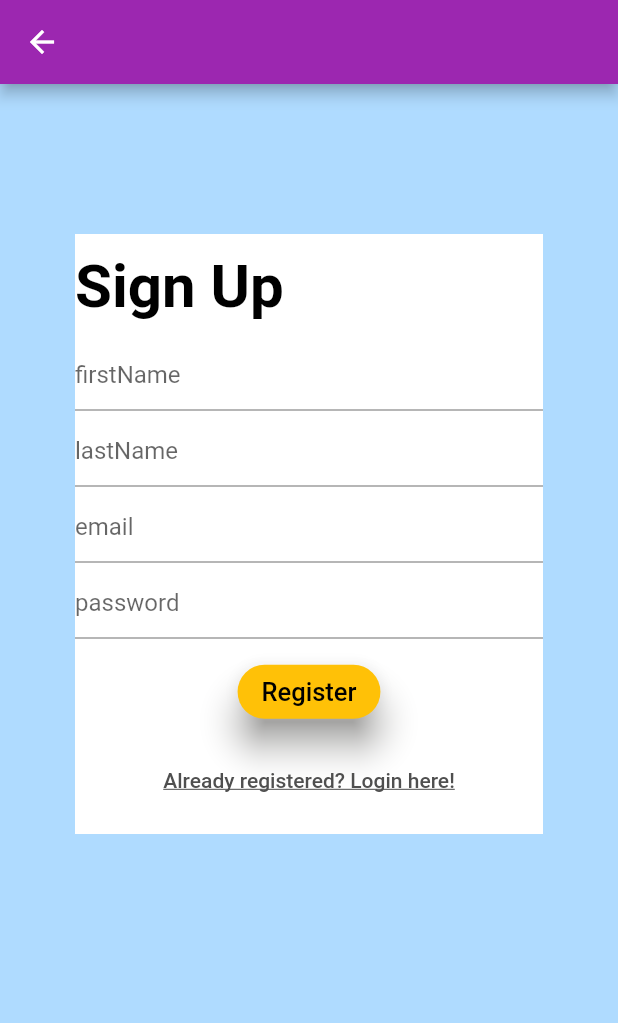
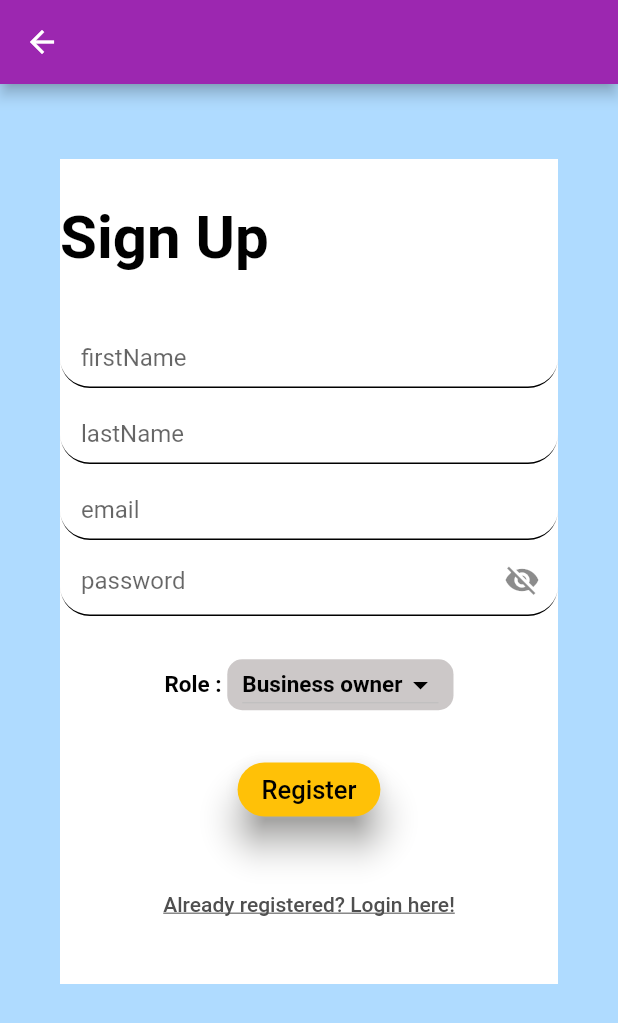
Before and after one commit to Group-Vongola/AppDev, a Flutter app: the Register screen opened by its route, on a phone screen of 412 x 824 dp. Shown: the top 1023 px of the screen. Run offline on Flutter 3.47's test engine with Material 2 defaults, Android fonts, the phone set to English and light mode, and no system bars; our stand-ins replace cloud_firestore, firebase_auth, firebase_core; accounts and stored records are empty.

```diff
--- a/lib/mainPage/register_page.dart
+++ b/lib/mainPage/register_page.dart
@@ -1,3 +1,4 @@
+import 'package:cloud_firestore/cloud_firestore.dart';
 import 'package:flutter/material.dart';
 import 'package:flutter_application_1/constants/routes.dart';
 import 'package:flutter_application_1/services/auth/auth_exceptions.dart';
@@ -15,6 +16,15 @@ class _RegisterView extends State<Register>{
   //late = wait for later input
   late final TextEditingController _email;
   late final TextEditingController _password;
+  bool _isObscure = true;
+  bool showProgress = false;
+  var options = [
+    'Business owner',
+    'Customer',
+    'Delivery man',
+  ];
+  var _currentItemSelected = 'Business owner';
+  var role = 'Business owner';
 
   @override
     void initState() {
@@ -30,9 +40,15 @@ class _RegisterView extends State<Register>{
       super.dispose();
     }
 
+
+
+
+
   @override
   Widget build(BuildContext context) {
     return Scaffold(
+      resizeToAvoidBottomInset : false,
+
       backgroundColor: const Color.fromARGB(255, 175, 219, 255),
       appBar: AppBar(
         backgroundColor: Colors.purple,
@@ -48,11 +64,11 @@ class _RegisterView extends State<Register>{
       ),
       body: SafeArea(
         child: Padding(
-          padding: const EdgeInsets.only(top: 100),
+          padding: const EdgeInsets.only(top: 50),
           child: Container(
             color: Colors.white,
-            height: 400,
-            margin: EdgeInsets.symmetric(horizontal: 50),
+            height: 550,
+            margin: EdgeInsets.symmetric(horizontal: 40),
             child: Column(
               crossAxisAlignment: CrossAxisAlignment.start,
               mainAxisAlignment: MainAxisAlignment.spaceEvenly,
@@ -71,33 +87,140 @@ class _RegisterView extends State<Register>{
                     mainAxisAlignment: MainAxisAlignment.spaceBetween,
                     children: [
                       TextFormField(
-                        decoration: const InputDecoration(
+                        decoration: InputDecoration(
                           hintText: 'firstName',
+                          contentPadding: const EdgeInsets.only(
+                            left: 14.0, bottom: 8.0, top: 15.0
+                          ),
+                          focusedBorder: OutlineInputBorder(
+                            borderSide: new BorderSide(color: Colors.black),
+                            borderRadius: new BorderRadius.circular(20),
+                          ),
+                          //draw underline
+                          enabledBorder: UnderlineInputBorder(
+                            borderSide: new BorderSide(color: Colors.black),
+                            borderRadius: new BorderRadius.circular(20),
+                          ),
                         ),
                       ),
                       TextFormField(
-                        decoration: const InputDecoration(
+                        decoration: InputDecoration(
                           hintText: 'lastName',
+                          contentPadding: const EdgeInsets.only(
+                            left: 14.0, bottom: 8.0, top: 15.0
+                          ),
+                          focusedBorder: OutlineInputBorder(
+                            borderSide: new BorderSide(color: Colors.black),
+                            borderRadius: new BorderRadius.circular(20),
+                          ),
+                          //draw underline
+                          enabledBorder: UnderlineInputBorder(
+                            borderSide: new BorderSide(color: Colors.black),
+                            borderRadius: new BorderRadius.circular(20),
+                          ),
                         ),
                       ),
                       TextFormField(
+                        controller: _email,
                         keyboardType: TextInputType.emailAddress,
                         enableSuggestions: false,
                         autocorrect: false,
-                        decoration: const InputDecoration(
+                        decoration: InputDecoration(
                           hintText: 'email',
+                          contentPadding: const EdgeInsets.only(
+                            left: 14.0, bottom: 8.0, top: 15.0
+                          ),
+                          focusedBorder: OutlineInputBorder(
+                            borderSide: new BorderSide(color: Colors.black),
+                            borderRadius: new BorderRadius.circular(20),
+                          ),
+                          //draw underline
+                          enabledBorder: UnderlineInputBorder(
+                            borderSide: new BorderSide(color: Colors.black),
+                            borderRadius: new BorderRadius.circular(20),
+                          ),
                         ),
                       ),
                       TextFormField(
-                        obscureText: true,
+                        controller: _password,
+                        obscureText: _isObscure,
                         enableSuggestions: false,
                         autocorrect: false,
-                        decoration: const InputDecoration(
+                        decoration: InputDecoration(
+                          suffixIcon: IconButton(
+                                icon: Icon(_isObscure
+                                    ? Icons.visibility_off
+                                    : Icons.visibility),
+                                onPressed: () {
+                                  setState(() {
+                                    _isObscure = !_isObscure;
+                                  });
+                                }),
+
                           hintText: 'password',
+                          contentPadding: const EdgeInsets.only(
+                            left: 14.0, bottom: 8.0, top: 15.0
+                          ),
+                          focusedBorder: OutlineInputBorder(
+                            borderSide: new BorderSide(color: Colors.black),
+                            borderRadius: new BorderRadius.circular(20),
+                          ),
+                          //draw underline
+                          enabledBorder: UnderlineInputBorder(
+                            borderSide: new BorderSide(color: Colors.black),
+                            borderRadius: new BorderRadius.circular(20),
+                          ),
                         ),
                       ),
                     ],
                   ),
+                ),
+                Row(
+                  mainAxisAlignment: MainAxisAlignment.center,
+                  children: [
+                    Text(
+                      "Role : ",
+                      style: TextStyle(
+                        fontSize: 15,
+                        fontWeight: FontWeight.bold,
+                        color: Colors.black,
+                      ),
+                    ),
+                    Container(
+                      padding: EdgeInsets.symmetric(horizontal: 10, vertical: 5),
+                      decoration: BoxDecoration(
+                        color: Color.fromARGB(255, 204, 200, 200),
+                        borderRadius: BorderRadius.circular(10),
+                      ),
+                      child: DropdownButton<String>(
+                        dropdownColor: Colors.blue[200],
+                        isDense: true,
+                        isExpanded: false,
+                        iconEnabledColor: Colors.black,
+                        focusColor: Colors.black,
+                        items: options.map((String dropDownStringItem) {
+                          return DropdownMenuItem<String>(
+                            value: dropDownStringItem,
+                            child: Text(
+                              dropDownStringItem,
+                              style: TextStyle(
+                                color: Colors.black,
+                                fontWeight: FontWeight.bold,
+                                fontSize: 15,
+                              ),
+                            ),
+                          );
+                        }).toList(),
+                        onChanged: (newValueSelected) {
+                          setState(() {
+                            _currentItemSelected = newValueSelected!;
+                            role = newValueSelected;
+                          });
+                        },
+                        value: _currentItemSelected,
+                      ),
+                    ),
+                  ],
                 ),
                 Row(
                   mainAxisAlignment: MainAxisAlignment.center,
@@ -129,6 +252,9 @@ class _RegisterView extends State<Register>{
                           final password = _password.text;
                           try{
                             //initial sign up/register
+                            setState(() {
+                            showProgress = true;
+                            });
                             await AuthService.firebase().createUser(
                               email: email,
                               password: password
@@ -138,6 +264,7 @@ class _RegisterView extends State<Register>{
                             //pushNamed->will not replace the page to new page, just appear on it
                             // ignore: use_build_context_synchronously
                             Navigator.of(context).pushNamed(verifyEmailRoute);
+
                           }on WeakPasswordAuthException{
                             // ignore: use_build_context_synchronously
                             await showErrorDialog(
@@ -163,6 +290,7 @@ class _RegisterView extends State<Register>{
                               'Failed to register',
                             );
                           }
+
                         },
                         child: Text(
                           'Register',
@@ -195,7 +323,6 @@ class _RegisterView extends State<Register>{
                       child: const Text('Already registered? Login here!',
                         style: TextStyle(
                         decoration: TextDecoration.underline,
-
                         ),
                       ),
                     ),
```
Also changed, not shown: lib/widget/text_field.dart (deleted, +0 -21 lines).
